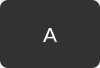
Old version of the form assets/ui/keytop_modern.ui in the repository cis3296f22/prj-04-hangmanai.
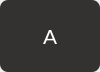
New version of the form.

Commit message: Key top design changed

The edit to the form file:
```diff
--- a/assets/ui/keytop_modern.ui
+++ b/assets/ui/keytop_modern.ui
@@ -7,7 +7,7 @@
     <x>0</x>
     <y>0</y>
     <width>100</width>
-    <height>68</height>
+    <height>72</height>
    </rect>
   </property>
   <property name="minimumSize">
```
